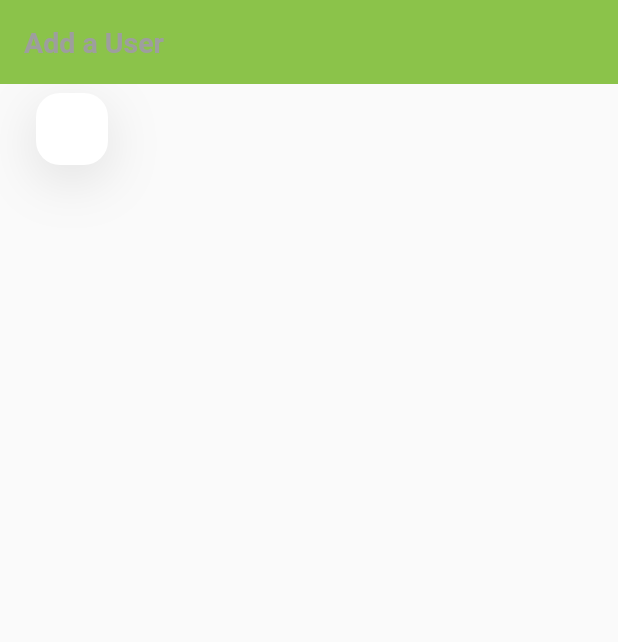
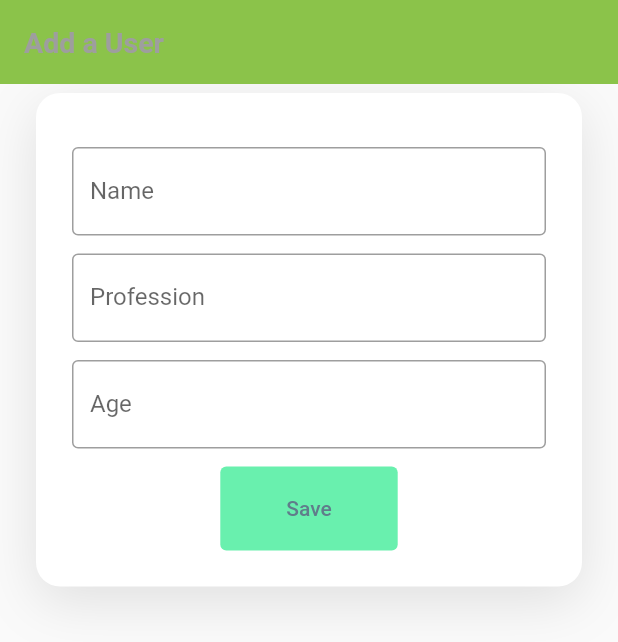
Before and after one commit to anthonypena97/flutter-graphql, a Flutter app: the AddUserPage screen opened directly, on a phone screen of 412 x 824 dp. Shown: the top 642 px of the screen. Run offline on Flutter 3.47's test engine with Material 2 defaults, Android fonts, the phone set to English and light mode, and no system bars; our stand-ins replace graphql_flutter; network calls fail.

Commit message:
feat: Save User form with Name, Proffesion, and Age fields

```diff
--- a/client/lib/views/add_user_page.dart
+++ b/client/lib/views/add_user_page.dart
@@ -10,6 +10,11 @@ class AddUserPage extends StatefulWidget {
 
 class _AddUserPageState extends State<AddUserPage> {
   final _formKey = GlobalKey<FormState>();
+
+  final _nameController = TextEditingController();
+  final _ageController = TextEditingController();
+  final _professionController = TextEditingController();
+
   @override
   Widget build(BuildContext context) {
     return Scaffold(
@@ -50,7 +55,80 @@ class _AddUserPageState extends State<AddUserPage> {
                 builder: (runMutation, result) {
                   return Form(
                     key: _formKey,
-                    child: Column(),
+                    child: Column(
+                      children:[
+                        const SizedBox(height: 12.0),
+                        TextFormField(
+                          controller: _nameController,
+                          decoration: const InputDecoration(
+                            labelText: "Name",
+                            fillColor: Colors.white,
+                            border: OutlineInputBorder(
+                              borderSide: BorderSide(),
+                            ),
+                          ),
+                          validator: (value){
+                              if(value!.isEmpty){
+                                return "Name cannot be empty";
+                              }else{
+                                return null;
+                              }
+                            },
+                          keyboardType: TextInputType.text,
+                        ),
+                        const SizedBox(height: 12.0),
+                        TextFormField(
+                          controller: _professionController,
+                          decoration: const InputDecoration(
+                            labelText: "Profession",
+                            fillColor: Colors.white,
+                            border: OutlineInputBorder(
+                              borderSide: BorderSide(),
+                            ),
+                          ),
+                          validator: (value){
+                              if(value!.isEmpty){
+                                return "Profession cannot be empty";
+                              }else{
+                                return null;
+                              }
+                            },
+                          keyboardType: TextInputType.text,
+                        ),
+                        const SizedBox(height: 12.0),
+                        TextFormField(
+                          controller: _ageController,
+                          decoration: const InputDecoration(
+                            labelText: "Age",
+                            fillColor: Colors.white,
+                            border: OutlineInputBorder(
+                              borderSide: BorderSide(),
+                            ),
+                          ),
+                          validator: (value){
+                              if(value!.isEmpty){
+                                return "Age cannot be empty";
+                              }else{
+                                return null;
+                              }
+                            },
+                          keyboardType: TextInputType.number,
+                        ),
+                        const SizedBox(height: 12.0),
+                        TextButton(
+                          style: ButtonStyle(
+                            backgroundColor: MaterialStateProperty.all(Colors.greenAccent),
+                          ),
+                          onPressed: (){
+
+                          },
+                          child: const Padding(
+                            padding: EdgeInsets.symmetric(horizontal: 36.0, vertical: 12.0 ),
+                            child: Text('Save'),
+                            ),
+                          ),
+                      ],
+                    ),
                   );
                 },
               ),
```
